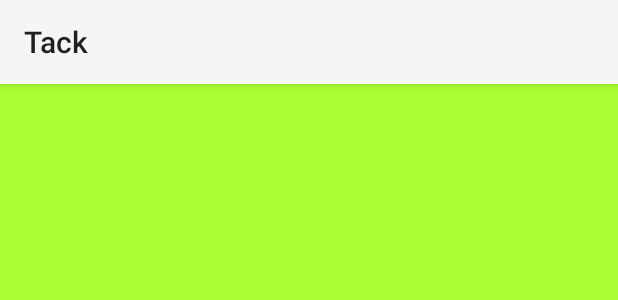
After one commit to roitt/android-tack, an Android app: the layout fragment_camera.xml on its own in the app's theme, with its tools: preview values and no code run, on a phone screen of 412 x 824 dp. The commit adds this screen. Shown: the top 300 px of the screen. Run offline under Robolectric (Android 15) with nearby library versions, the phone set to English and light mode, and no system bars.

Commit message:
Fragments in place for Camera, Gallery, and Layout.

```diff
--- a/app/src/main/AndroidManifest.xml
+++ b/app/src/main/AndroidManifest.xml
@@ -1,6 +1,11 @@
 <?xml version="1.0" encoding="utf-8"?>
 <manifest xmlns:android="http://schemas.android.com/apk/res/android"
     package="com.rohitbhoompally.tack" >
+
+    <uses-permission android:name="android.permission.WRITE_EXTERNAL_STORAGE" />
+    <uses-permission android:name="android.permission.CAMERA" />
+    <uses-feature android:name="android.hardware.camera" android:required="true" />
+
 
     <application
         android:allowBackup="true"
--- /dev/null
+++ b/app/src/main/res/layout/fragment_camera.xml
@@ -0,0 +1,10 @@
+<RelativeLayout xmlns:android="http://schemas.android.com/apk/res/android"
+    xmlns:tools="http://schemas.android.com/tools" android:layout_width="match_parent"
+    android:layout_height="match_parent" android:paddingLeft="@dimen/activity_horizontal_margin"
+    android:paddingRight="@dimen/activity_horizontal_margin"
+    android:paddingTop="@dimen/activity_vertical_margin"
+    android:paddingBottom="@dimen/activity_vertical_margin"
+    tools:context=".MainActivity$PlaceholderFragment"
+    android:background="#ABFE32">
+
+</RelativeLayout>
--- a/app/src/main/res/layout/fragment_main.xml
+++ b/app/src/main/res/layout/fragment_gallery.xml
@@ -4,9 +4,7 @@
     android:paddingRight="@dimen/activity_horizontal_margin"
     android:paddingTop="@dimen/activity_vertical_margin"
     android:paddingBottom="@dimen/activity_vertical_margin"
-    tools:context=".MainActivity$PlaceholderFragment">
-
-    <TextView android:id="@+id/section_label" android:layout_width="wrap_content"
-        android:layout_height="wrap_content" />
+    tools:context=".MainActivity$PlaceholderFragment"
+    android:background="#123ABC">
 
 </RelativeLayout>
```
Also changed, not shown: app/src/main/java/com/rohitbhoompally/tack/CameraFragment.java (added, +26 -0 lines), app/src/main/java/com/rohitbhoompally/tack/GalleryFragment.java (added, +26 -0 lines), app/src/main/java/com/rohitbhoompally/tack/LayoutFragment.java (added, +25 -0 lines), app/src/main/java/com/rohitbhoompally/tack/MainActivity.java (+11 -55 lines), app/src/main/res/layout/fragment_layout.xml (added, +10 -0 lines).
